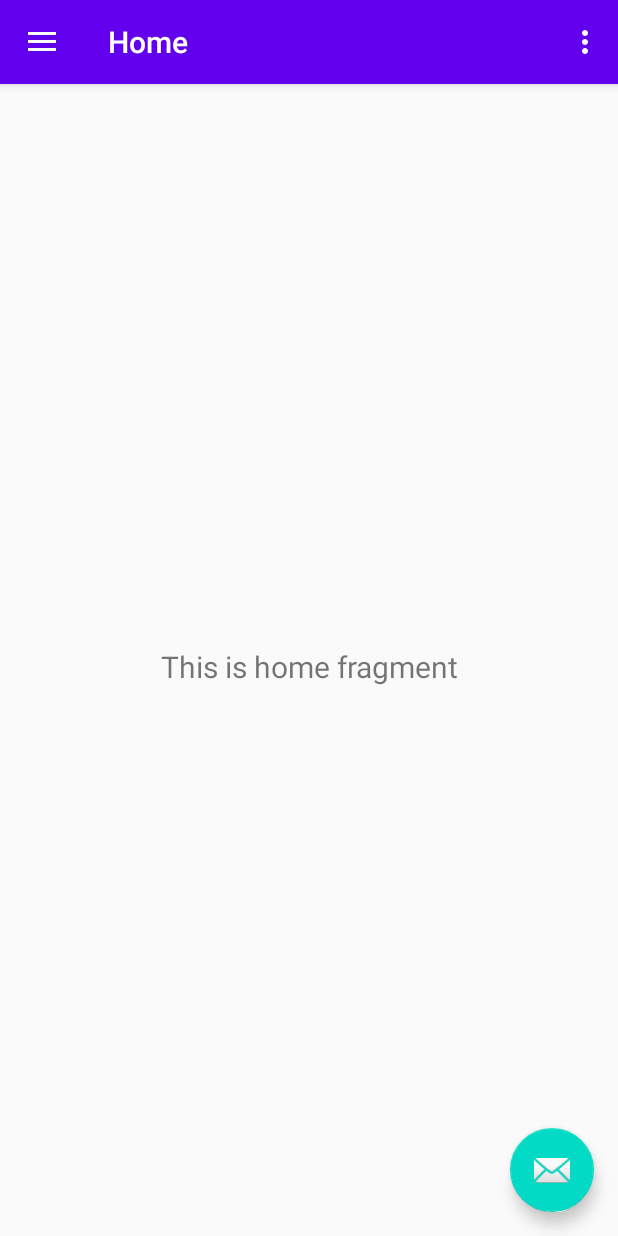
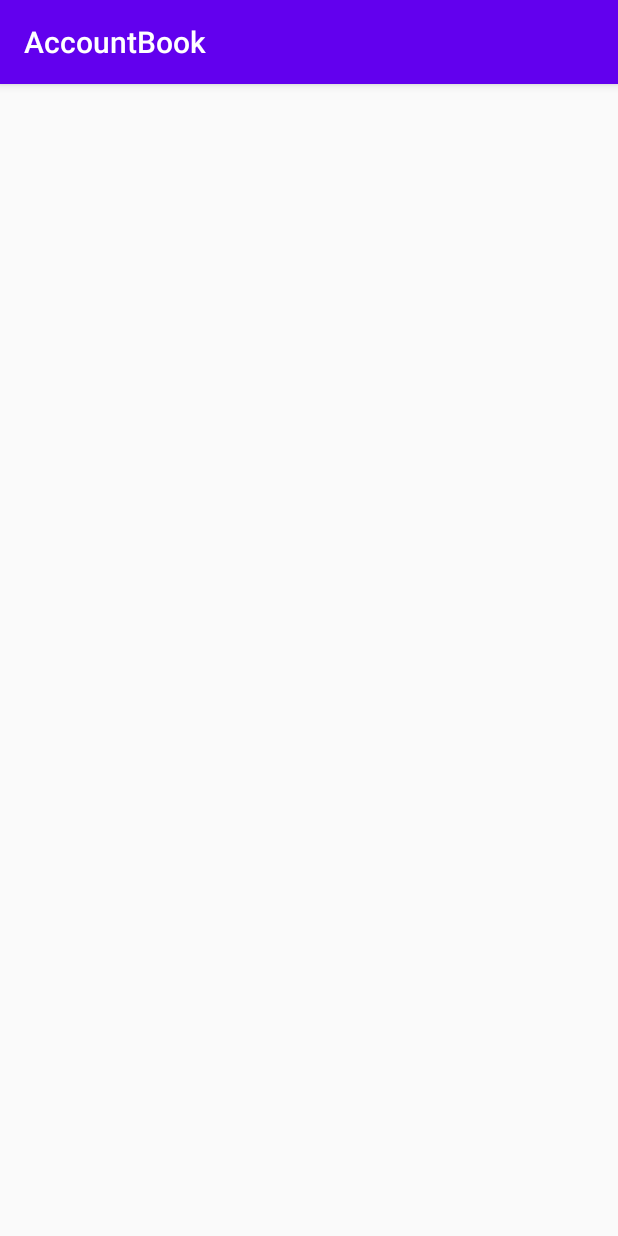
Before and after one commit to qzlong/AccountBook, an Android app: the SelectAccount screen opened directly, with no data from a screen before it, on a phone screen of 412 x 824 dp. Run offline under Robolectric (Android 15) with nearby library versions, the phone set to English and light mode, and no system bars.

Commit message:
V0.5更改了应用框架

```diff
--- a/app/src/main/java/com/example/accountbook/Institute.java
+++ b/app/src/main/java/com/example/accountbook/Institute.java
@@ -2,6 +2,7 @@ package com.example.accountbook;
 
 import androidx.appcompat.app.AppCompatActivity;
 
+import android.content.SharedPreferences;
 import android.os.Bundle;
 
 public class Institute extends AppCompatActivity {
@@ -10,5 +11,8 @@ public class Institute extends AppCompatActivity {
     protected void onCreate(Bundle savedInstanceState) {
         super.onCreate(savedInstanceState);
         setContentView(R.layout.activity_institute);
+        SharedPreferences.Editor editor = getSharedPreferences("Date",MODE_PRIVATE).edit();
+        //editor.
     }
+
 }
--- a/app/src/main/java/com/example/accountbook/SelectAccount.java
+++ b/app/src/main/java/com/example/accountbook/SelectAccount.java
@@ -1,63 +1,14 @@
 package com.example.accountbook;
 
+import androidx.appcompat.app.AppCompatActivity;
+
 import android.os.Bundle;
-import android.view.View;
-import android.view.Menu;
-
-import com.google.android.material.floatingactionbutton.FloatingActionButton;
-import com.google.android.material.snackbar.Snackbar;
-import com.google.android.material.navigation.NavigationView;
-
-import androidx.navigation.NavController;
-import androidx.navigation.Navigation;
-import androidx.navigation.ui.AppBarConfiguration;
-import androidx.navigation.ui.NavigationUI;
-import androidx.drawerlayout.widget.DrawerLayout;
-import androidx.appcompat.app.AppCompatActivity;
-import androidx.appcompat.widget.Toolbar;
 
 public class SelectAccount extends AppCompatActivity {
-
-    private AppBarConfiguration mAppBarConfiguration;
 
     @Override
     protected void onCreate(Bundle savedInstanceState) {
         super.onCreate(savedInstanceState);
         setContentView(R.layout.activity_select_account);
-        Toolbar toolbar = findViewById(R.id.toolbar);
-        setSupportActionBar(toolbar);
-        FloatingActionButton fab = findViewById(R.id.fab);
-        fab.setOnClickListener(new View.OnClickListener() {
-            @Override
-            public void onClick(View view) {
-                Snackbar.make(view, "Replace with your own action", Snackbar.LENGTH_LONG)
-                        .setAction("Action", null).show();
-            }
-        });
-        DrawerLayout drawer = findViewById(R.id.drawer_layout);
-        NavigationView navigationView = findViewById(R.id.nav_view);
-        // Passing each menu ID as a set of Ids because each
-        // menu should be considered as top level destinations.
-        mAppBarConfiguration = new AppBarConfiguration.Builder(
-                R.id.nav_home, R.id.nav_gallery, R.id.nav_slideshow)
-                .setDrawerLayout(drawer)
-                .build();
-        NavController navController = Navigation.findNavController(this, R.id.nav_host_fragment);
-        NavigationUI.setupActionBarWithNavController(this, navController, mAppBarConfiguration);
-        NavigationUI.setupWithNavController(navigationView, navController);
-    }
-
-    @Override
-    public boolean onCreateOptionsMenu(Menu menu) {
-        // Inflate the menu; this adds items to the action bar if it is present.
-        getMenuInflater().inflate(R.menu.select_account, menu);
-        return true;
-    }
-
-    @Override
-    public boolean onSupportNavigateUp() {
-        NavController navController = Navigation.findNavController(this, R.id.nav_host_fragment);
-        return NavigationUI.navigateUp(navController, mAppBarConfiguration)
-                || super.onSupportNavigateUp();
     }
 }
--- a/app/src/main/java/com/example/accountbook/ui/home/HomeFragment.java
+++ /dev/null
@@ -1,35 +0,0 @@
-package com.example.accountbook.ui.home;
-
-import android.os.Bundle;
-import android.view.LayoutInflater;
-import android.view.View;
-import android.view.ViewGroup;
-import android.widget.TextView;
-
-import androidx.annotation.NonNull;
-import androidx.annotation.Nullable;
-import androidx.fragment.app.Fragment;
-import androidx.lifecycle.Observer;
-import androidx.lifecycle.ViewModelProviders;
-
-import com.example.accountbook.R;
-
-public class HomeFragment extends Fragment {
-
-    private HomeViewModel homeViewModel;
-
-    public View onCreateView(@NonNull LayoutInflater inflater,
-                             ViewGroup container, Bundle savedInstanceState) {
-        homeViewModel =
-                ViewModelProviders.of(this).get(HomeViewModel.class);
-        View root = inflater.inflate(R.layout.fragment_home, container, false);
-        final TextView textView = root.findViewById(R.id.text_home);
-        homeViewModel.getText().observe(getViewLifecycleOwner(), new Observer<String>() {
-            @Override
-            public void onChanged(@Nullable String s) {
-                textView.setText(s);
-            }
-        });
-        return root;
-    }
-}
--- a/app/src/main/java/com/example/accountbook/ui/home/HomeViewModel.java
+++ /dev/null
@@ -1,19 +0,0 @@
-package com.example.accountbook.ui.home;
-
-import androidx.lifecycle.LiveData;
-import androidx.lifecycle.MutableLiveData;
-import androidx.lifecycle.ViewModel;
-
-public class HomeViewModel extends ViewModel {
-
-    private MutableLiveData<String> mText;
-
-    public HomeViewModel() {
-        mText = new MutableLiveData<>();
-        mText.setValue("This is home fragment");
-    }
-
-    public LiveData<String> getText() {
-        return mText;
-    }
-}
--- a/app/src/main/res/layout/activity_select_account.xml
+++ b/app/src/main/res/layout/activity_select_account.xml
@@ -1,24 +1,9 @@
 <?xml version="1.0" encoding="utf-8"?>
-<androidx.drawerlayout.widget.DrawerLayout xmlns:android="http://schemas.android.com/apk/res/android"
+<androidx.constraintlayout.widget.ConstraintLayout xmlns:android="http://schemas.android.com/apk/res/android"
     xmlns:app="http://schemas.android.com/apk/res-auto"
     xmlns:tools="http://schemas.android.com/tools"
-    android:id="@+id/drawer_layout"
     android:layout_width="match_parent"
     android:layout_height="match_parent"
-    android:fitsSystemWindows="true"
-    tools:openDrawer="start">
+    tools:context=".SelectAccount">
 
-    <include
-        layout="@layout/app_bar_main"
-        android:layout_width="match_parent"
-        android:layout_height="match_parent" />
-
-    <com.google.android.material.navigation.NavigationView
-        android:id="@+id/nav_view"
-        android:layout_width="wrap_content"
-        android:layout_height="match_parent"
-        android:layout_gravity="start"
-        android:fitsSystemWindows="true"
-        app:headerLayout="@layout/nav_header_main"
-        app:menu="@menu/activity_main_drawer" />
-</androidx.drawerlayout.widget.DrawerLayout>
+</androidx.constraintlayout.widget.ConstraintLayout>
--- a/app/src/main/res/layout/app_bar_main.xml
+++ /dev/null
@@ -1,33 +0,0 @@
-<?xml version="1.0" encoding="utf-8"?>
-<androidx.coordinatorlayout.widget.CoordinatorLayout xmlns:android="http://schemas.android.com/apk/res/android"
-    xmlns:app="http://schemas.android.com/apk/res-auto"
-    xmlns:tools="http://schemas.android.com/tools"
-    android:layout_width="match_parent"
-    android:layout_height="match_parent"
-    tools:context=".SelectAccount">
-
-    <com.google.android.material.appbar.AppBarLayout
-        android:layout_width="match_parent"
-        android:layout_height="wrap_content"
-        android:theme="@style/AppTheme.AppBarOverlay">
-
-        <androidx.appcompat.widget.Toolbar
-            android:id="@+id/toolbar"
-            android:layout_width="match_parent"
-            android:layout_height="?attr/actionBarSize"
-            android:background="?attr/colorPrimary"
-            app:popupTheme="@style/AppTheme.PopupOverlay" />
-
-    </com.google.android.material.appbar.AppBarLayout>
-
-    <include layout="@layout/content_main" />
-
-    <com.google.android.material.floatingactionbutton.FloatingActionButton
-        android:id="@+id/fab"
-        android:layout_width="wrap_content"
-        android:layout_height="wrap_content"
-        android:layout_gravity="bottom|end"
-        android:layout_margin="@dimen/fab_margin"
-        app:srcCompat="@android:drawable/ic_dialog_email" />
-
-</androidx.coordinatorlayout.widget.CoordinatorLayout>
--- a/app/src/main/res/layout/content_main.xml
+++ /dev/null
@@ -1,20 +0,0 @@
-<?xml version="1.0" encoding="utf-8"?>
-<androidx.constraintlayout.widget.ConstraintLayout xmlns:android="http://schemas.android.com/apk/res/android"
-    xmlns:app="http://schemas.android.com/apk/res-auto"
-    xmlns:tools="http://schemas.android.com/tools"
-    android:layout_width="match_parent"
-    android:layout_height="match_parent"
-    app:layout_behavior="@string/appbar_scrolling_view_behavior"
-    tools:showIn="@layout/app_bar_main">
-
-    <fragment
-        android:id="@+id/nav_host_fragment"
-        android:name="androidx.navigation.fragment.NavHostFragment"
-        android:layout_width="match_parent"
-        android:layout_height="match_parent"
-        app:defaultNavHost="true"
-        app:layout_constraintLeft_toLeftOf="parent"
-        app:layout_constraintRight_toRightOf="parent"
-        app:layout_constraintTop_toTopOf="parent"
-        app:navGraph="@navigation/mobile_navigation" />
-</androidx.constraintlayout.widget.ConstraintLayout>
--- a/app/src/main/res/layout/fragment_home.xml
+++ /dev/null
@@ -1,22 +0,0 @@
-<?xml version="1.0" encoding="utf-8"?>
-<androidx.constraintlayout.widget.ConstraintLayout xmlns:android="http://schemas.android.com/apk/res/android"
-    xmlns:app="http://schemas.android.com/apk/res-auto"
-    xmlns:tools="http://schemas.android.com/tools"
-    android:layout_width="match_parent"
-    android:layout_height="match_parent"
-    tools:context=".ui.home.HomeFragment">
-
-    <TextView
-        android:id="@+id/text_home"
-        android:layout_width="match_parent"
-        android:layout_height="wrap_content"
-        android:layout_marginStart="8dp"
-        android:layout_marginTop="8dp"
-        android:layout_marginEnd="8dp"
-        android:textAlignment="center"
-        android:textSize="20sp"
-        app:layout_constraintBottom_toBottomOf="parent"
-        app:layout_constraintEnd_toEndOf="parent"
-        app:layout_constraintStart_toStartOf="parent"
-        app:layout_constraintTop_toTopOf="parent" />
-</androidx.constraintlayout.widget.ConstraintLayout>
--- a/app/src/main/res/menu/activity_main_drawer.xml
+++ /dev/null
@@ -1,20 +0,0 @@
-<?xml version="1.0" encoding="utf-8"?>
-<menu xmlns:android="http://schemas.android.com/apk/res/android"
-    xmlns:tools="http://schemas.android.com/tools"
-    tools:showIn="navigation_view">
-
-    <group android:checkableBehavior="single">
-        <item
-            android:id="@+id/nav_home"
-            android:icon="@drawable/ic_menu_camera"
-            android:title="@string/menu_home" />
-        <item
-            android:id="@+id/nav_gallery"
-            android:icon="@drawable/ic_menu_gallery"
-            android:title="@string/menu_gallery" />
-        <item
-            android:id="@+id/nav_slideshow"
-            android:icon="@drawable/ic_menu_slideshow"
-            android:title="@string/menu_slideshow" />
-    </group>
-</menu>
--- a/app/src/main/res/menu/select_account.xml
+++ /dev/null
@@ -1,9 +0,0 @@
-<?xml version="1.0" encoding="utf-8"?>
-<menu xmlns:android="http://schemas.android.com/apk/res/android"
-    xmlns:app="http://schemas.android.com/apk/res-auto">
-    <item
-        android:id="@+id/action_settings"
-        android:orderInCategory="100"
-        android:title="@string/action_settings"
-        app:showAsAction="never" />
-</menu>
```
Also changed, not shown: app/src/main/AndroidManifest.xml (+2 -5 lines), app/src/main/java/com/example/accountbook/ui/gallery/GalleryFragment.java (deleted, +0 -35 lines), app/src/main/java/com/example/accountbook/ui/gallery/GalleryViewModel.java (deleted, +0 -19 lines), app/src/main/java/com/example/accountbook/ui/slideshow/SlideshowFragment.java (deleted, +0 -35 lines), app/src/main/java/com/example/accountbook/ui/slideshow/SlideshowViewModel.java (deleted, +0 -19 lines), app/src/main/res/layout/fragment_gallery.xml (deleted, +0 -22 lines), app/src/main/res/layout/fragment_slideshow.xml (deleted, +0 -22 lines), app/src/main/res/layout/nav_header_main.xml (deleted, +0 -35 lines).
